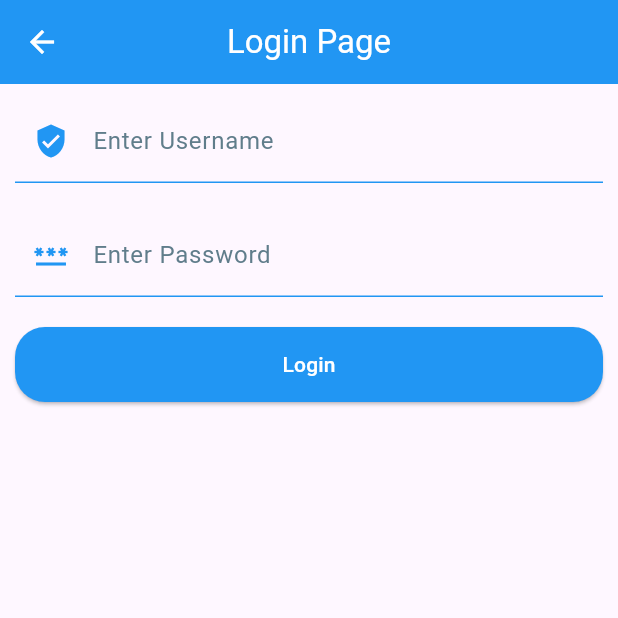
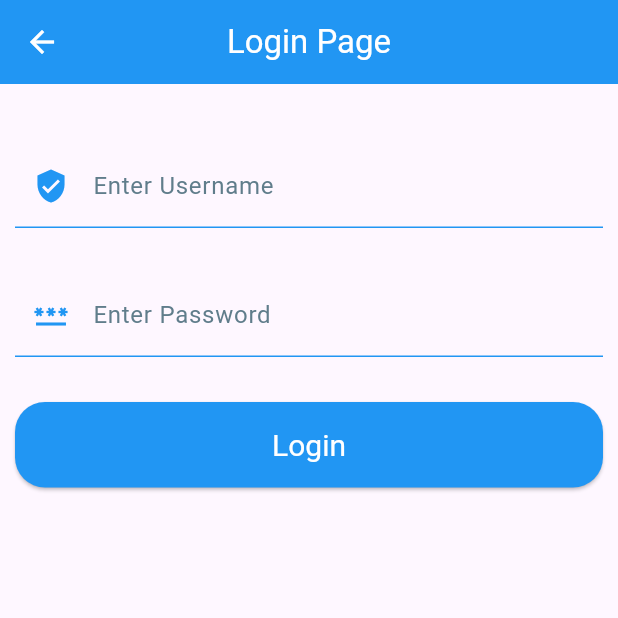
Before and after one commit to Ahmedhussain08/FlutterWork, a Flutter app: the screen it shows after launch, after a tap on "Login", on a phone screen of 412 x 824 dp, the top half of it. Run offline on Flutter 3.47's test engine with Material 3 defaults, Android fonts, the phone set to English and light mode, and no system bars; our stand-ins replace cloud_firestore, firebase_core, image_picker; accounts and stored records are empty.

Commit message:
styling buttons

```diff
--- a/lib/login.dart
+++ b/lib/login.dart
@@ -1,3 +1,4 @@
+import 'package:cloud_firestore/cloud_firestore.dart';
 import 'package:flutter/material.dart';
 import 'package:form/signup.dart';
 
@@ -25,30 +26,38 @@ class _loginState extends State<login> {
         child: Form(
           child: Column(
             children: [
+              SizedBox(
+                height: 30,
+              ),
               CustomFormField(
                   label1: 'Enter Username',
                   hintText1: 'Enter Username',
                   Icon1: Icons.verified_user,
                   controller1: username),
               SizedBox(
-                height: 20,
+                height: 30,
               ),
               CustomFormField(
                   label1: 'Enter Password',
                   hintText1: 'Enter Password',
                   Icon1: Icons.password,
-                  controller1: username),
+                  controller1: password),
               SizedBox(
-                height: 20,
+                height: 30,
               ),
               FractionallySizedBox(
                 widthFactor: 1,
                 child: ElevatedButton(
-                    onPressed: () {},
+                    onPressed: () {
+                      String uname = username.text;
+                      String pass = password.text;
+
+                    },
                     style: ElevatedButton.styleFrom(
                         backgroundColor: Colors.blue,
                         foregroundColor: Colors.white,
-                        padding: EdgeInsets.all(15),
+                        textStyle: TextStyle(fontSize: 20),
+                        padding: EdgeInsets.all(17),
                         shape: RoundedRectangleBorder(
                             borderRadius: BorderRadius.circular(20))),
                     child: Text('Login')),
--- a/lib/signup.dart
+++ b/lib/signup.dart
@@ -64,13 +64,10 @@ class _customwidgetState extends State<customwidget> {
                 Icon1: Icons.ac_unit_sharp,
               ),
               SizedBox(
-                height: 20,
+                height: 30,
               ),
-              OverflowBar(
-                  alignment: MainAxisAlignment.spaceEvenly,
-                  children: [
               FractionallySizedBox(
-                      widthFactor: 0.5,
+                widthFactor: 1,
                 child: ElevatedButton(
                     onPressed: () {
                       String uname = username.text;
@@ -86,29 +83,39 @@ class _customwidgetState extends State<customwidget> {
                     style: ElevatedButton.styleFrom(
                         backgroundColor: Colors.blue,
                         foregroundColor: Colors.white,
-                              padding: EdgeInsets.all(15),
+                        textStyle: TextStyle(fontSize: 20),
+                        padding: EdgeInsets.all(17),
                         shape: RoundedRectangleBorder(
                             borderRadius: BorderRadius.circular(20))),
                     child: Text('Signup')),
               ),
+              SizedBox(
+                height: 10,
+              ),
+              Center(
+                  child: Text(
+                'OR',
+                style: TextStyle(fontSize: 15, color: Colors.blue),
+              )),
+              SizedBox(
+                height: 10,
+              ),
               FractionallySizedBox(
-                      widthFactor: 0.5,
+                widthFactor: 1,
                 child: ElevatedButton(
                     onPressed: () {
-                            Navigator.push(
-                                context,
-                                MaterialPageRoute(
-                                    builder: (context) => login()));
+                      Navigator.push(context,
+                          MaterialPageRoute(builder: (context) => login()));
                     },
                     style: ElevatedButton.styleFrom(
-                              backgroundColor: Colors.white,
+                        backgroundColor: Colors.white70,
                         foregroundColor: Colors.blue,
-                              padding: EdgeInsets.all(15),
+                        textStyle: TextStyle(fontSize: 20),
+                        padding: EdgeInsets.all(17),
                         shape: RoundedRectangleBorder(
                             borderRadius: BorderRadius.circular(20))),
                     child: Text('Login')),
-                    ),
-                  ])
+              )
             ],
           ),
         ),
@@ -135,19 +142,16 @@ class CustomFormField extends StatelessWidget {
       controller: controller1,
       decoration: InputDecoration(
         label: Text('$label1'),
-          labelStyle: TextStyle(
-            color: Colors.blueGrey
+        labelStyle: TextStyle(color: Colors.blueGrey),
+        hintText: '$hintText1',
+        prefixIcon: Icon(
+          Icon1,
+          color: Colors.blue,
         ),
-          hintText: '$hintText1',
-          prefixIcon: Icon(Icon1,color: Colors.blue,),
-
         enabledBorder: UnderlineInputBorder(
-              borderSide: BorderSide(color: Colors.blue,width: 1)
-          ),
+            borderSide: BorderSide(color: Colors.blue, width: 1)),
         focusedBorder: UnderlineInputBorder(
-            borderSide: BorderSide(color: Colors.blue,width: 1)
-        ),
-
+            borderSide: BorderSide(color: Colors.blue, width: 1)),
       ),
     );
   }
```
Also changed, not shown: lib/firebase_options.dart (added), 5 other files. Lines whose indentation alone changed are shown as unchanged.
